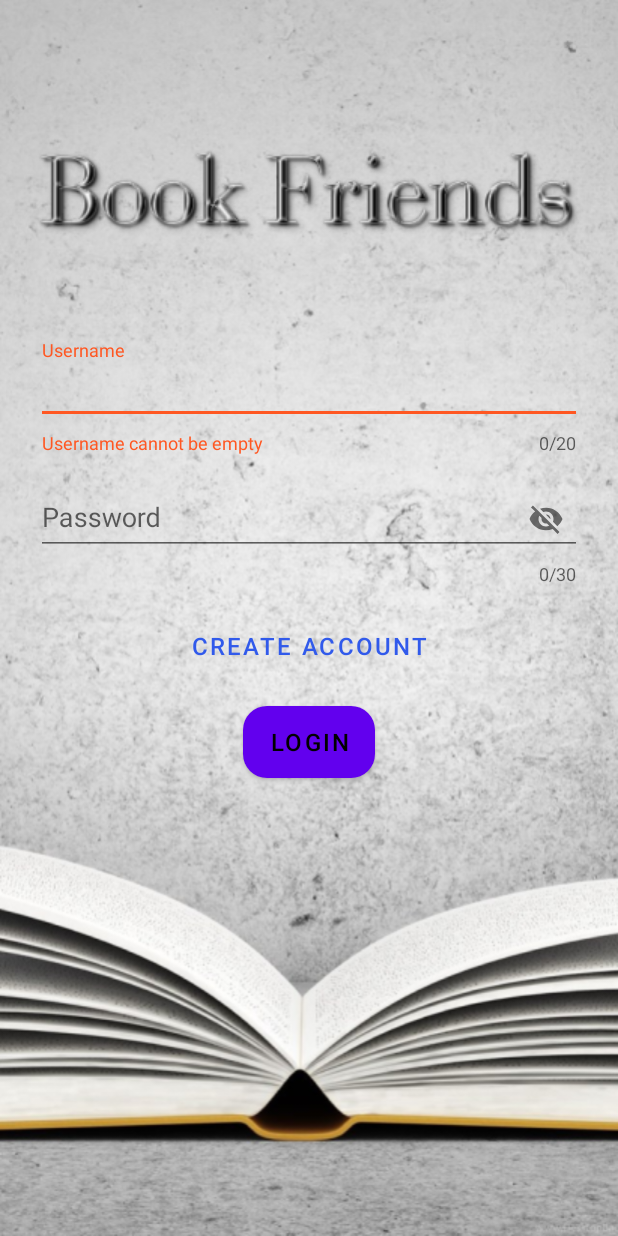
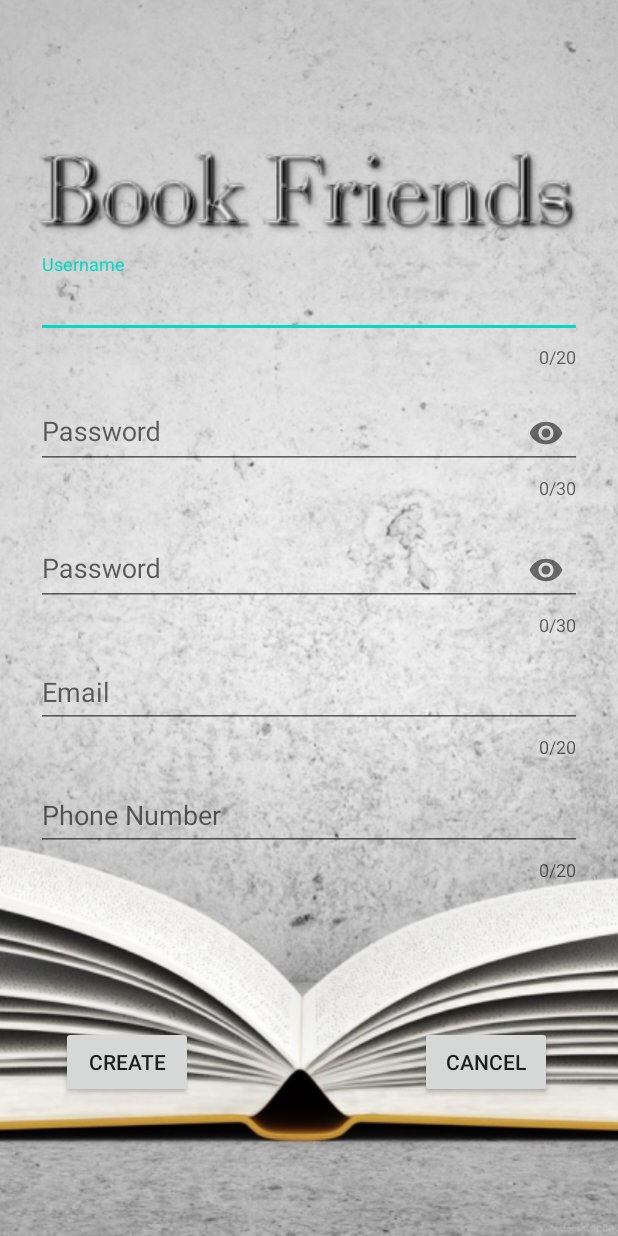
Before and after one commit to CMPUT301F20T21/Book_Friends, an Android app: the screen it shows after launch (LoginActivity before the commit, CreateAccountActivity after it), after a tap on "CREATE ACCOUNT", on a phone screen of 412 x 824 dp. Run offline under Robolectric (Android 15) with nearby library versions, the light colour scheme and no system bars; 2 other taps on this screen came first.

Commit message:
feat: created xml file for CreateAccountActivity

```diff
--- a/app/src/main/AndroidManifest.xml
+++ b/app/src/main/AndroidManifest.xml
@@ -23,6 +23,11 @@
                 <category android:name="android.intent.category.LAUNCHER" />
             </intent-filter>
         </activity>
+        <activity
+            android:name="com.cmput301f20t21.bookfriends.ui.login.CreateAccountActivity"
+            android:windowSoftInputMode="adjustNothing"
+            android:parentActivityName="com.cmput301f20t21.bookfriends.ui.login.LoginActivity" >
+        </activity>
     </application>
 
 </manifest>
--- /dev/null
+++ b/app/src/main/java/com/cmput301f20t21/bookfriends/ui/login/CreateAccountActivity.java
@@ -0,0 +1,51 @@
+package com.cmput301f20t21.bookfriends.ui.login;
+
+import android.os.Bundle;
+import android.text.Editable;
+import android.view.View;
+
+import androidx.appcompat.app.AppCompatActivity;
+
+import com.cmput301f20t21.bookfriends.R;
+import com.google.android.material.textfield.TextInputEditText;
+import com.google.android.material.textfield.TextInputLayout;
+
+public class CreateAccountActivity extends AppCompatActivity {
+    private TextInputLayout usernameLayout;
+    private TextInputLayout passwordLayout;
+    private TextInputEditText usernameField;
+    private TextInputEditText passwordField;
+    @Override
+    protected void onCreate(Bundle savedInstanceState) {
+        super.onCreate(savedInstanceState);
+        setContentView(R.layout.activity_create);
+
+        this.getSupportActionBar().hide();
+        // hides the status bar, deprecated in API 30
+        View decorView = this.getWindow().getDecorView();
+        int uiOptions = View.SYSTEM_UI_FLAG_FULLSCREEN;
+        decorView.setSystemUiVisibility(uiOptions);
+
+        usernameLayout = findViewById(R.id.login_username_layout);
+        usernameField = (TextInputEditText) usernameLayout.getEditText();
+        usernameField.addTextChangedListener(new AfterTextChangedWatcher() {
+            @Override
+            public void afterTextChanged(Editable usernameString) {
+                // remove the error if any exist
+                usernameLayout.setError(null);
+            }
+        });
+
+        passwordLayout = findViewById(R.id.login_password_layout);
+        passwordField = (TextInputEditText) passwordLayout.getEditText();
+        passwordField.addTextChangedListener(new AfterTextChangedWatcher() {
+            @Override
+            public void afterTextChanged(Editable passwordString) {
+                // remove the error if any exist
+                passwordLayout.setError(null);
+            }
+        });
+
+
+    }
+}
--- a/app/src/main/java/com/cmput301f20t21/bookfriends/ui/login/LoginActivity.java
+++ b/app/src/main/java/com/cmput301f20t21/bookfriends/ui/login/LoginActivity.java
@@ -101,6 +101,8 @@ public class LoginActivity extends AppCompatActivity {
     public void onCreateAccountClicked(View view) {
         // start the activity here, no result is needed
         // created user will be stored directly to firestore
+        Intent createAccountIntent = new Intent(this, CreateAccountActivity.class);
+        startActivity(createAccountIntent);
     }
 
     /**
--- /dev/null
+++ b/app/src/main/res/layout/activity_create.xml
@@ -0,0 +1,183 @@
+<?xml version="1.0" encoding="utf-8"?>
+<androidx.constraintlayout.widget.ConstraintLayout xmlns:android="http://schemas.android.com/apk/res/android"
+    xmlns:app="http://schemas.android.com/apk/res-auto"
+    android:layout_width="match_parent"
+    android:layout_height="match_parent"
+    android:background="@drawable/login_background">
+
+    <ImageView
+        android:id="@+id/imageView"
+        android:layout_width="wrap_content"
+        android:layout_height="wrap_content"
+        android:layout_marginStart="24dp"
+        android:layout_marginLeft="24dp"
+        android:layout_marginTop="96dp"
+        android:layout_marginEnd="24dp"
+        android:layout_marginRight="24dp"
+        android:contentDescription="@string/login_title_description"
+        app:layout_constraintEnd_toEndOf="parent"
+        app:layout_constraintStart_toStartOf="parent"
+        app:layout_constraintTop_toTopOf="parent"
+        app:srcCompat="@drawable/book_friends_title" />
+
+    <com.google.android.material.textfield.TextInputLayout
+        android:id="@+id/login_username_layout"
+        android:layout_width="match_parent"
+        android:layout_height="wrap_content"
+        android:layout_marginStart="24dp"
+        android:layout_marginLeft="24dp"
+        android:layout_marginTop="8dp"
+        android:layout_marginEnd="24dp"
+        android:layout_marginRight="24dp"
+        app:counterEnabled="true"
+        app:counterMaxLength="20"
+        app:layout_constraintEnd_toEndOf="parent"
+        app:layout_constraintHorizontal_bias="0.0"
+        app:layout_constraintStart_toStartOf="parent"
+        app:layout_constraintTop_toBottomOf="@+id/imageView">
+
+        <com.google.android.material.textfield.TextInputEditText
+            android:id="@+id/password_field"
+            android:layout_width="match_parent"
+            android:layout_height="wrap_content"
+            android:layout_weight="1"
+            android:hint="@string/string_username"
+            android:maxLength="20"
+            android:singleLine="true" />
+
+    </com.google.android.material.textfield.TextInputLayout>
+
+    <com.google.android.material.textfield.TextInputLayout
+        android:id="@+id/login_password_layout"
+        android:layout_width="match_parent"
+        android:layout_height="wrap_content"
+        android:layout_marginStart="24dp"
+        android:layout_marginLeft="24dp"
+        android:layout_marginTop="8dp"
+        android:layout_marginEnd="24dp"
+        android:layout_marginRight="24dp"
+        app:counterEnabled="true"
+        app:counterMaxLength="30"
+        app:endIconMode="password_toggle"
+        app:layout_constraintEnd_toEndOf="parent"
+        app:layout_constraintHorizontal_bias="0.0"
+        app:layout_constraintStart_toStartOf="parent"
+        app:layout_constraintTop_toBottomOf="@+id/login_username_layout">
+
+        <com.google.android.material.textfield.TextInputEditText
+            android:id="@+id/login_username_field"
+            android:layout_width="match_parent"
+            android:layout_height="wrap_content"
+            android:hint="@string/string_password"
+            android:inputType="textPassword"
+            android:maxLength="30"
+            android:singleLine="true" />
+
+    </com.google.android.material.textfield.TextInputLayout>
+
+    <com.google.android.material.textfield.TextInputLayout
+        android:id="@+id/login_password_field"
+        android:layout_width="match_parent"
+        android:layout_height="wrap_content"
+        android:layout_marginStart="24dp"
+        android:layout_marginLeft="24dp"
+        android:layout_marginTop="12dp"
+        android:layout_marginEnd="24dp"
+        android:layout_marginRight="24dp"
+        app:counterEnabled="true"
+        app:counterMaxLength="30"
+        app:endIconMode="password_toggle"
+        app:layout_constraintEnd_toEndOf="parent"
+        app:layout_constraintHorizontal_bias="0.0"
+        app:layout_constraintStart_toStartOf="parent"
+        app:layout_constraintTop_toBottomOf="@+id/login_password_layout">
+
+        <com.google.android.material.textfield.TextInputEditText
+            android:id="@+id/comfirm_password_field"
+            android:layout_width="match_parent"
+            android:layout_height="wrap_content"
+            android:hint="@string/string_password"
+            android:inputType="textPassword"
+            android:maxLength="30"
+            android:singleLine="true" />
+
+    </com.google.android.material.textfield.TextInputLayout>
+
+    <com.google.android.material.textfield.TextInputLayout
+        android:id="@+id/email_layout"
+        android:layout_width="match_parent"
+        android:layout_height="wrap_content"
+        android:layout_marginStart="24dp"
+        android:layout_marginLeft="24dp"
+        android:layout_marginTop="268dp"
+        android:layout_marginEnd="24dp"
+        android:layout_marginRight="24dp"
+        app:counterEnabled="true"
+        app:counterMaxLength="20"
+        app:layout_constraintEnd_toEndOf="parent"
+        app:layout_constraintHorizontal_bias="0.0"
+        app:layout_constraintStart_toStartOf="parent"
+        app:layout_constraintTop_toBottomOf="@+id/imageView">
+
+        <EditText
+            android:id="@+id/email_field"
+            android:layout_width="match_parent"
+            android:layout_height="match_parent"
+            android:layout_weight="1"
+            android:ems="10"
+            android:hint="@string/email"
+            android:inputType="textEmailAddress" />
+
+    </com.google.android.material.textfield.TextInputLayout>
+
+    <com.google.android.material.textfield.TextInputLayout
+        android:id="@+id/phone_layout"
+        android:layout_width="0dp"
+        android:layout_height="wrap_content"
+        android:layout_marginStart="24dp"
+        android:layout_marginLeft="24dp"
+        android:layout_marginTop="350dp"
+        android:layout_marginEnd="24dp"
+        android:layout_marginRight="24dp"
+        android:layout_weight="1"
+        app:counterEnabled="true"
+        app:counterMaxLength="20"
+        app:layout_constraintEnd_toEndOf="parent"
+        app:layout_constraintHorizontal_bias="0.0"
+        app:layout_constraintStart_toStartOf="parent"
+        app:layout_constraintTop_toBottomOf="@+id/imageView">
+
+        <EditText
+            android:id="@+id/phone_field"
+            android:layout_width="match_parent"
+            android:layout_height="wrap_content"
+            android:layout_weight="1"
+            android:ems="10"
+            android:hint="@string/phone_number"
+            android:inputType="phone" />
+    </com.google.android.material.textfield.TextInputLayout>
+
+    <Button
+        android:id="@+id/button"
+        android:layout_width="wrap_content"
+        android:layout_height="wrap_content"
+        android:text="@string/create"
+        app:layout_constraintBottom_toBottomOf="parent"
+        app:layout_constraintEnd_toStartOf="@+id/button2"
+        app:layout_constraintHorizontal_bias="0.212"
+        app:layout_constraintStart_toStartOf="parent"
+        app:layout_constraintTop_toBottomOf="@+id/phone_layout"
+        app:layout_constraintVertical_bias="0.51" />
+
+    <Button
+        android:id="@+id/button2"
+        android:layout_width="wrap_content"
+        android:layout_height="wrap_content"
+        android:layout_marginEnd="44dp"
+        android:layout_marginRight="44dp"
+        android:text="@string/cancel"
+        app:layout_constraintBaseline_toBaselineOf="@+id/button"
+        app:layout_constraintEnd_toEndOf="parent" />
+
+
+</androidx.constraintlayout.widget.ConstraintLayout>
--- a/app/src/main/res/layout/activity_login.xml
+++ b/app/src/main/res/layout/activity_login.xml
@@ -61,7 +61,7 @@
         app:layout_constraintTop_toBottomOf="@+id/login_username_layout">
 
         <com.google.android.material.textfield.TextInputEditText
-            android:id="@+id/login_password_field"
+            android:id="@+id/password_field"
             android:layout_width="match_parent"
             android:layout_height="wrap_content"
             android:hint="@string/string_password"
```
